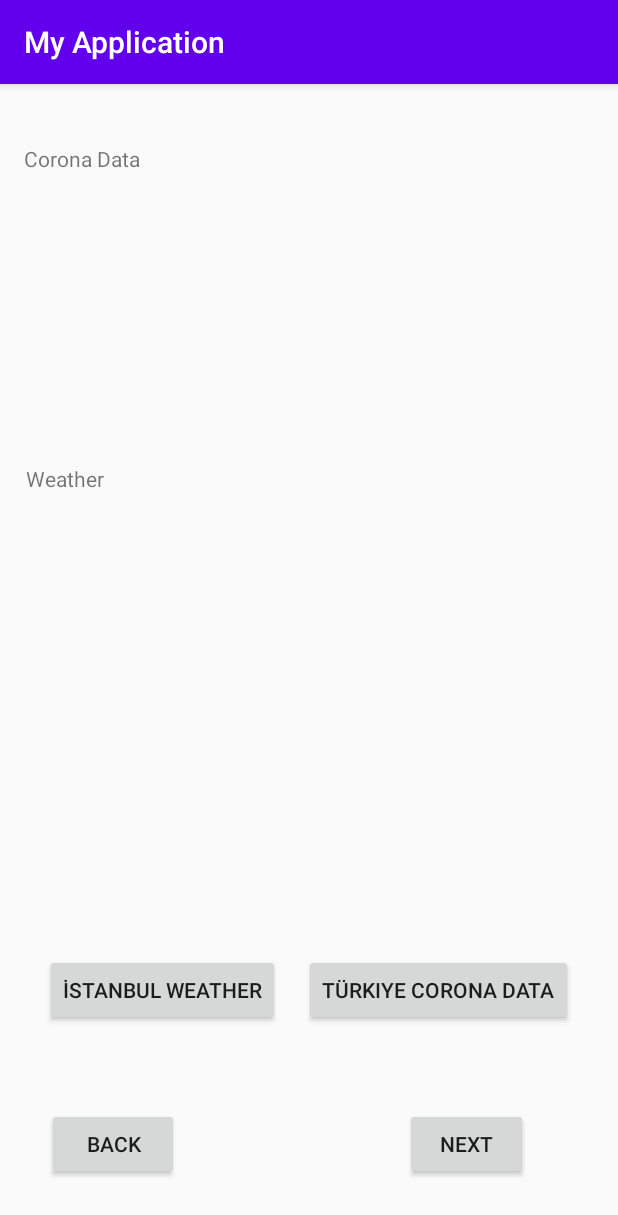
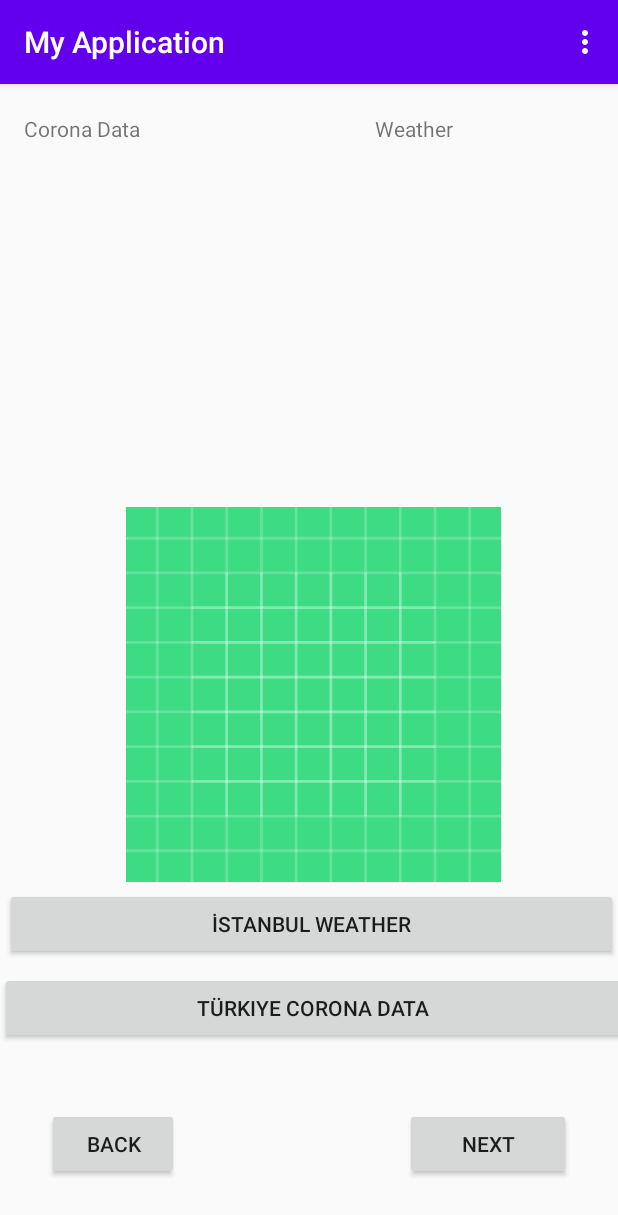
Before and after one commit to venividivici321/termpro, an Android app: the MainActivity screen opened directly, with no data from a screen before it, on a phone screen of 412 x 824 dp. Shown: the top 1215 px of the screen. Run offline under Robolectric (Android 15) with nearby library versions, the phone set to English and light mode, and no system bars; libraries missing offline, so code that uses them is left out: com.parse; 2 statements that could not run were skipped.

Commit message:
EKRAN DEGIŞIKLİĞİ FALAN

```diff
--- a/app/src/main/AndroidManifest.xml
+++ b/app/src/main/AndroidManifest.xml
@@ -23,7 +23,7 @@
         <activity android:name=".view.DetailActivity"></activity>
         <activity android:name=".view.CreatePlaceActivity" />
         <activity android:name=".view.LocationsActivity" />
-        <activity android:name=".view.MapsActivity" />
+        <activity android:name=".view.SignInActivity" />
         <activity android:name=".view.MainActivity" />
         <!--
              The API key for Google Maps-based APIs is defined as a string resource.
@@ -38,8 +38,8 @@
             android:value="@string/google_maps_key" />
 
         <activity
-            android:name=".view.SignInActivity"
-            android:label="Sign In">
+            android:name=".view.MapsActivity"
+            android:label="@string/title_activity_maps">
             <intent-filter>
                 <action android:name="android.intent.action.MAIN" />
 
--- a/app/src/main/java/com/example/myapplication/view/MainActivity.java
+++ b/app/src/main/java/com/example/myapplication/view/MainActivity.java
@@ -1,17 +1,30 @@
 package com.example.myapplication.view;
 
+import androidx.annotation.NonNull;
 import androidx.appcompat.app.AppCompatActivity;
+import androidx.core.app.ActivityCompat;
+import androidx.core.content.ContextCompat;
 
+import android.Manifest;
 import android.content.Intent;
+import android.content.pm.PackageManager;
 import android.os.AsyncTask;
 import android.os.Bundle;
+import android.provider.MediaStore;
+import android.view.Menu;
+import android.view.MenuInflater;
+import android.view.MenuItem;
 import android.view.View;
 import android.widget.Button;
 import android.widget.TextView;
+import android.widget.Toast;
 
 import com.example.myapplication.R;
 import com.example.myapplication.model.fetchCorona;
 import com.example.myapplication.model.fetchData;
+import com.parse.LogOutCallback;
+import com.parse.ParseException;
+import com.parse.ParseUser;
 
 import org.json.JSONException;
 import org.json.JSONObject;
@@ -34,6 +47,40 @@ public class MainActivity extends AppCompatActivity {
 
     double lat = MapsActivity.latLng.latitude;
     double lon = MapsActivity.latLng.longitude;
+
+    //menu için
+    public boolean onCreateOptionsMenu(Menu menu) {
+        //menü ekleyip bağlıyoruz
+        MenuInflater menuInflater = getMenuInflater();
+        menuInflater.inflate(R.menu.save_place,menu);
+
+        return super.onCreateOptionsMenu(menu);
+    }
+    //menu secimiyle ne yapılacak
+    public boolean onOptionsItemSelected(MenuItem item) {
+
+        if (item.getItemId() == R.id.add_place) {
+            //intent ile yer ekleme aktivitesine geçiyoruz
+            Intent intent = new Intent(getApplicationContext(), CreatePlaceActivity.class);
+            startActivity(intent);
+        } else if (item.getItemId() == R.id.log_out) {
+            ParseUser.logOutInBackground(new LogOutCallback() {
+                @Override
+                public void done(ParseException e) {
+                    if (e != null) {
+                        Toast.makeText(getApplicationContext(),e.getLocalizedMessage(),Toast.LENGTH_LONG).show();
+
+                    } else {
+                        Intent intent = new Intent(getApplicationContext(), SignInActivity.class);
+                        startActivity(intent);
+                    }
+                }
+            });
+        }
+
+
+        return super.onOptionsItemSelected(item);
+    }
 
 
     @Override
@@ -85,6 +132,28 @@ public class MainActivity extends AppCompatActivity {
             }
         });
     }
+    public void selectPicture(View view){
+        if (ContextCompat.checkSelfPermission(this, Manifest.permission.READ_EXTERNAL_STORAGE) != PackageManager.PERMISSION_GRANTED) {
+            ActivityCompat.requestPermissions(this,new String[] {Manifest.permission.READ_EXTERNAL_STORAGE},2);
+        } else {
+            Intent intent = new Intent(Intent.ACTION_PICK, MediaStore.Images.Media.EXTERNAL_CONTENT_URI);
+            startActivityForResult(intent,1);
+        }
+    }
+    @Override
+    public void onRequestPermissionsResult(int requestCode, @NonNull String[] permissions, @NonNull int[] grantResults) {
+
+        if (requestCode == 2 ) {
+            if (grantResults.length > 0 && grantResults[0] == PackageManager.PERMISSION_GRANTED) {
+                Intent intent = new Intent(Intent.ACTION_PICK, MediaStore.Images.Media.EXTERNAL_CONTENT_URI);
+                startActivityForResult(intent,1);
+            }
+        }
+
+        super.onRequestPermissionsResult(requestCode, permissions, grantResults);
+    }
+
+
     public void toSıngActivity(View view){
         Intent intent=new Intent(getApplicationContext(), SignInActivity.class);
         startActivity(intent);
--- a/app/src/main/res/layout/activity_main.xml
+++ b/app/src/main/res/layout/activity_main.xml
@@ -16,7 +16,7 @@
 
         android:layout_alignParentTop="true"
         android:layout_marginStart="16dp"
-        android:layout_marginTop="40dp"
+        android:layout_marginTop="20dp"
         android:text="Corona Data" />
 
     <TextView
@@ -26,28 +26,28 @@
         android:layout_alignParentStart="true"
         android:layout_alignParentTop="true"
         android:layout_centerHorizontal="true"
-        android:layout_marginStart="17dp"
-        android:layout_marginTop="253dp"
+        android:layout_marginStart="250dp"
+        android:layout_marginTop="20dp"
         android:text="Weather" />
 
     <Button
         android:id="@+id/weatherButton"
-        android:layout_width="wrap_content"
+        android:layout_width="match_parent"
         android:layout_height="wrap_content"
         android:layout_alignParentStart="true"
         android:layout_alignParentBottom="true"
-        android:layout_marginStart="30dp"
-        android:layout_marginBottom="140dp"
+        android:layout_marginStart="3dp"
+        android:layout_marginBottom="184dp"
         android:text="Button Weather" />
 
     <Button
         android:id="@+id/coronaButton"
-        android:layout_width="wrap_content"
+        android:layout_width="match_parent"
         android:layout_height="wrap_content"
         android:layout_alignParentEnd="true"
         android:layout_alignParentBottom="true"
-        android:layout_marginEnd="30dp"
-        android:layout_marginBottom="140dp"
+        android:layout_marginEnd="-6dp"
+        android:layout_marginBottom="128dp"
         android:onClick="getCorona"
         android:text="corona" />
 
@@ -68,12 +68,25 @@
         android:layout_width="wrap_content"
         android:layout_height="wrap_content"
         android:layout_alignParentStart="true"
+        android:layout_alignParentEnd="true"
         android:layout_alignParentBottom="true"
         android:layout_marginStart="270dp"
         android:layout_marginTop="60dp"
-        android:layout_marginEnd="60dp"
+        android:layout_marginEnd="31dp"
         android:layout_marginBottom="37dp"
         android:onClick="toSıngActivity"
         android:text="next" />
 
+    <ImageView
+        android:id="@+id/imageView"
+        android:layout_width="match_parent"
+        android:layout_height="250dp"
+        android:layout_alignParentEnd="true"
+        android:layout_alignParentBottom="true"
+
+
+        android:layout_marginEnd="-6dp"
+        android:layout_marginBottom="236dp"
+        app:srcCompat="@drawable/ic_launcher_background" />
+
 </RelativeLayout>
--- a/app/src/main/res/menu/add_place.xml
+++ b/app/src/main/res/menu/add_place.xml
@@ -2,7 +2,6 @@
 <menu xmlns:app="http://schemas.android.com/apk/res-auto"
     xmlns:android="http://schemas.android.com/apk/res/android">
     <item android:id="@+id/add_place" android:title="Add Place"></item>
-    <item android:id="@+id/goTo_Map"
-        android:title="Map" />
+    <item android:id="@+id/goto_Map" android:title="Map" />
     <item android:id="@+id/log_out" android:title="Log Out"></item>
 </menu>
```
Also changed, not shown: app/src/main/java/com/example/myapplication/view/LocationsActivity.java (+7 -5 lines).
